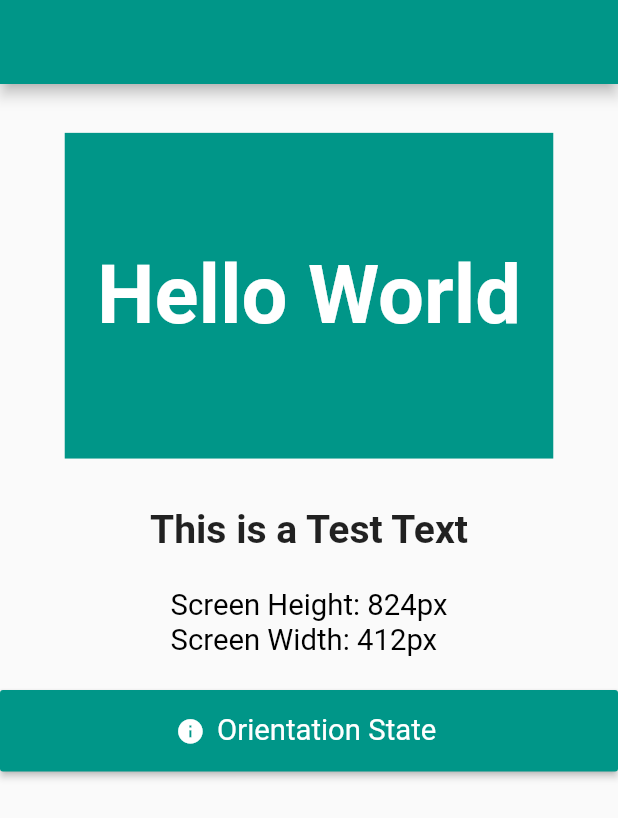
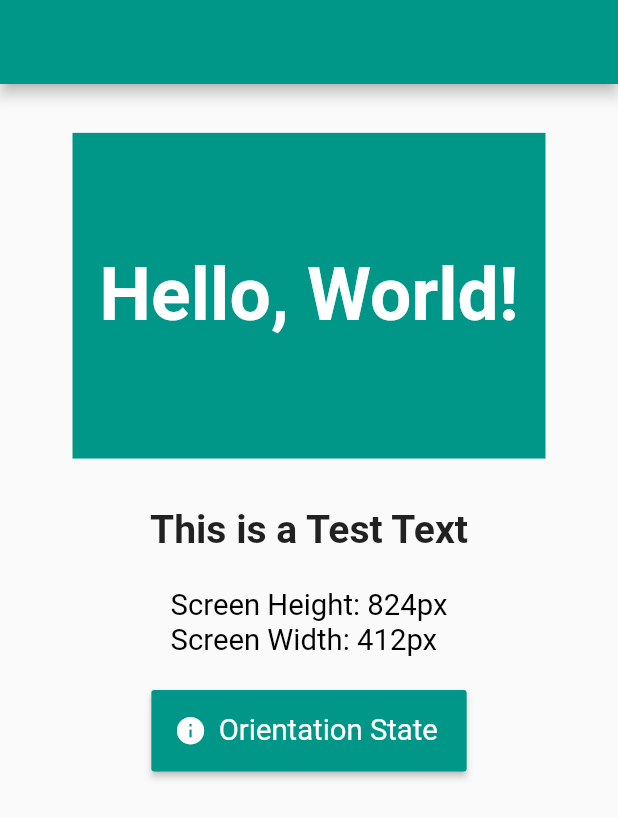
Before and after one commit to AhmedAbouelkher/Response-for-Flutter, a Flutter app: the screen it shows after launch, on a phone screen of 412 x 824 dp. Shown: the top 818 px of the screen. Run offline on Flutter 3.47's test engine with Material 2 defaults, Android fonts, the phone set to English and light mode, and no system bars.

Commit message:
bug fixes

````diff
--- a/example/lib/main.dart
+++ b/example/lib/main.dart
@@ -3,7 +3,7 @@ import 'package:response/response.dart';
 
 void main() => runApp(MyApp());
 
-ResponseUI response = ResponseUI();
+var response = ResponseUI();
 
 class MyApp extends StatelessWidget {
   @override
@@ -44,14 +44,14 @@ class HomePage extends StatelessWidget {
                 //across all the available displays on which the app will work on.
                 //Note: the scaling process will work also in the same device in both
                 //in Portrait mode or in Landscape mode.
-                width: response.setHeight(300),
+                width: response.setWidth(300),
                 height: response.setHeight(200),
                 color: Colors.teal,
                 child: Center(
                   child: Text(
-                    "Hello World",
+                    "Hello, World!",
                     style: TextStyle(
-                      fontSize: response.setFontSize(50),
+                      fontSize: response.setFontSize(45),
                       color: Colors.white,
                       fontWeight: FontWeight.bold,
                     ),
@@ -109,7 +109,7 @@ class HomePage extends StatelessWidget {
                   icon: Icon(
                     Icons.info,
                     color: Colors.white,
-                    size: response.setHeight(18),
+                    size: response.setHeight(20),
                   ),
                   label: Text(
                     'Orientation State',
--- a/lib/response.dart
+++ b/lib/response.dart
@@ -15,7 +15,7 @@ class Response extends StatelessWidget {
       this.originalScreenWidth = 392});
 
   ///`originalScreenHeight` is the original device screen height in pixels
-  ///on which you designed your origial app layout.
+  ///on which you designed your original app layout.
   /// {@tool sample}
   ///
   /// ```dart
@@ -32,7 +32,7 @@ class Response extends StatelessWidget {
   final double originalScreenHeight;
 
   ///`originalScreenWidth` is the original device screen width in pixels
-  ///on which you designed your origial app layout.
+  ///on which you designed your original app layout.
   ///  /// {@tool sample}
   ///
   /// ```dart
@@ -53,7 +53,7 @@ class Response extends StatelessWidget {
   ///`child` must be in the top of our (Widget Tree) to work properly.
   ///You can say that your [child] widget is always will be our [MaterialApp]
   ///
-  ///`child` is a requirment to enable the package to work.
+  ///`child` is a requirement to enable the package to work.
   ///
   /// Still confused? Run the example app in which you can fine
   /// a working example with full comments to teach you every step
@@ -133,24 +133,24 @@ class ResponseUI {
     _fixedWidthFactor = originalWidth / 100;
   }
 
-  ///[isDevicePortrait] is helpful if you want to know whether the device orientation is
+  ///`isDevicePortrait` is helpful if you want to know whether the device orientation is
   ///in Portrait or in Landscape, it can ably to any device (Tablet or Mobil Phone).
   bool get isDevicePortrait => _isPortrait;
 
-  ///[inMobilePortrait] is helpful if you want to know whether the device you are
+  ///`inMobilePortrait` is helpful if you want to know whether the device you are
   ///working on a Mobile Portrait or a Tablet Portrait mode and you can take action
   ///according to these information ot layout your UI.
   bool get inMobilePortrait => _isMobilePortrait;
 
-  ///[screenWidth] returns the current device screen width.
-  ///Note: You can use it insted of `MediaQuery.of(context).size.width`
+  ///`screenWidth` returns the current device screen width.
+  ///Note: You can use it instead of `MediaQuery.of(context).size.width`
   double get screenWidth => _screenWidth;
 
   ///[screenHeight] returns the current device screen height.
-  ///Note: You can use it insted of `MediaQuery.of(context).size.height`
+  ///Note: You can use it instead of `MediaQuery.of(context).size.height`
   double get screenHeight => _screenHeight;
 
-  ///[setWidth] uses its argument [width] to calculate the initial widget width
+  ///`setWidth` uses its argument `width` to calculate the initial widget width
   ///in pixels and from that the package can deal with all the calculation.
   ///`setWidth`
   /// {@tool sample}
@@ -164,16 +164,16 @@ class ResponseUI {
   /// ```
   /// {@end-tool}
 
-  ///[width] is the widget width which you want it initially and finally be the same.
+  ///`width` is the widget width which you want it to be the same across any screen size.
   double setWidth(double width) {
-    double _tempFixedWidthFactor = 0;
+    double _tempFixedWidthFactor = _fixedWidthFactor;
     if (_fixedWidthFactor < _blockWidth * 0.6) {
-      _tempFixedWidthFactor = _fixedWidthFactor * 1.13;
+      _tempFixedWidthFactor *= 1.48;
     }
     return ((width / _tempFixedWidthFactor) * _blockWidth);
   }
 
-  ///[setHeight] uses its argument [height] to calculate the initial widget height
+  ///`setHeight` uses its argument `height` to calculate the initial widget height
   ///in pixels and from that the package can deal with all the calculation.
   ///`setHeight`
   /// {@tool sample}
@@ -188,12 +188,12 @@ class ResponseUI {
   /// {@end-tool}
   ///
 
+  ///`height` is the widget height which you want it to be the same across any screen size.
   double setHeight(double height) {
-    ///[height] is the widget height which you want it initially and finally be the same.
     return ((height / _fixedHeightFactor) * _blockHeight);
   }
 
-  ///[setFontSize] uses its argument [fontSize] to calculate the initial text size
+  ///`setFontSize` uses its argument `fontSize` to calculate the initial text size
   ///in pixels and from that the package can deal with all the calculation.
   ///`setFontSize`
   /// {@tool sample}
@@ -209,9 +209,8 @@ class ResponseUI {
   /// ```
   /// {@end-tool}
   ///
-
+  ///`fontSize` is the text size which you want it to be the same across any screen size.
   double setFontSize(double fontSize) {
-    ///[fontSize] is the text size which you want it initially and finally be the same.
     return ((fontSize / _fixedHeightFactor) * _blockHeight);
   }
 }
````
Also changed, not shown: 3 other files.
